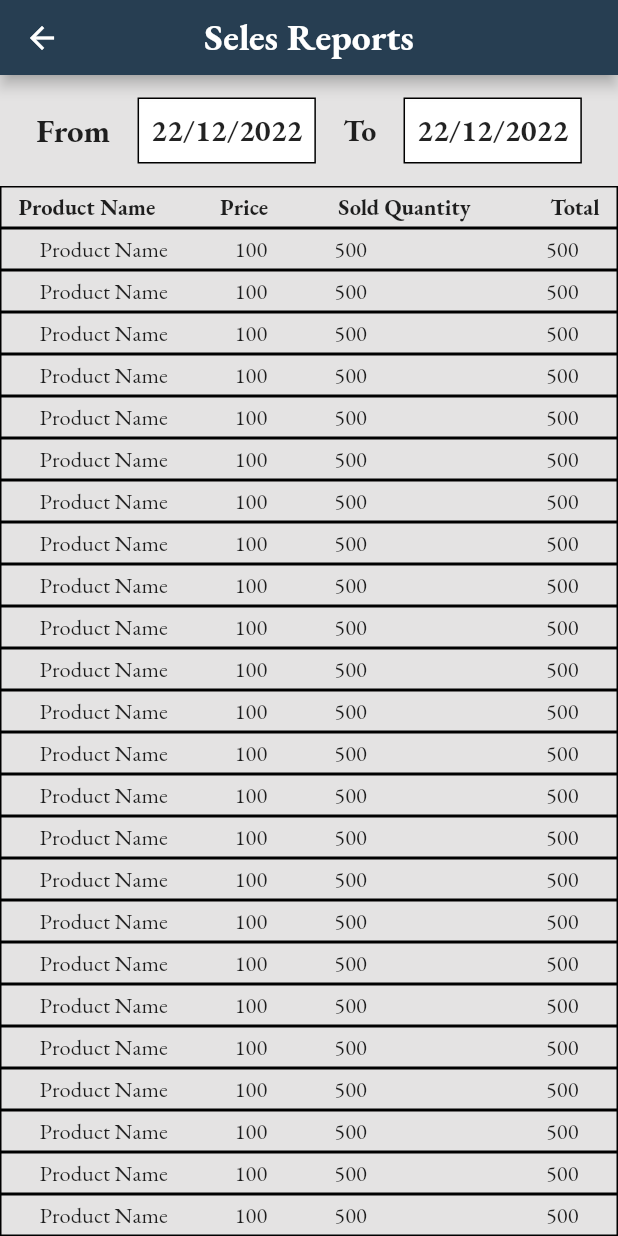
After one commit to Fadwahigga/Mobile-Based-Store-Management-System, a Flutter app: the SelesReportsPage screen opened directly, on a phone screen of 412 x 824 dp. The commit adds this screen. Run offline on Flutter 3.47's test engine with Material 2 defaults, Android fonts, the phone set to English and light mode, and no system bars; our stand-ins replace get, google_fonts; missing offline and left inert: qr_code_scanner.

Commit message:
New Commit

```diff
--- /dev/null
+++ b/lib/screens/Performance Screens/selesReports.dart
@@ -0,0 +1,245 @@
+// ignore_for_file: file_names
+
+import 'package:flutter/material.dart';
+import 'package:google_fonts/google_fonts.dart';
+
+import '../../widgets/appBar.dart';
+
+class SelesReportsPage extends StatefulWidget {
+  const SelesReportsPage({super.key});
+
+  @override
+  State<SelesReportsPage> createState() => _SelesReportsPageState();
+}
+
+class _SelesReportsPageState extends State<SelesReportsPage> {
+  DateTime? _dateTimeFrom = DateTime.now();
+  DateTime? _dateTimeTo = DateTime.now();
+  List productsList = [
+    "Product Name",
+    "Product Name",
+    "Product Name",
+    "Product Name",
+    "Product Name",
+    "Product Name",
+    "Product Name",
+    "Product Name",
+    "Product Name",
+    "Product Name",
+    "Product Name",
+    "Product Name",
+    "Product Name",
+    "Product Name",
+    "Product Name",
+    "Product Name",
+    "Product Name",
+    "Product Name",
+    "Product Name",
+    "Product Name",
+    "Product Name",
+    "Product Name",
+    "Product Name",
+    "Product Name",
+    "Product Name",
+    "Product Name",
+    "Product Name",
+    "Product Name",
+    "Product Name",
+    "Product Name",
+    "Product Name",
+    "Product Name",
+    "Product Name",
+    "Product Name",
+    "Product Name",
+    "Product Name",
+    "Product Name",
+    "Product Name",
+    "Product Name",
+    "Product Name",
+  ];
+  final TextStyle _textStyle = GoogleFonts.ebGaramond(
+      textStyle: const TextStyle(
+    fontSize: 15,
+  ));
+  final TextStyle _textStyle2 = GoogleFonts.ebGaramond(
+      textStyle: const TextStyle(fontSize: 15, fontWeight: FontWeight.bold));
+  @override
+  Widget build(BuildContext context) {
+    return Scaffold(
+      appBar: PreferredSize(
+          preferredSize: const Size.fromHeight(50.0),
+          child: AppBarWidget(appBarTitle: "Seles Reports")),
+      body: Column(
+        children: [
+          Container(
+            color: const Color.fromARGB(255, 228, 227, 227),
+            padding: const EdgeInsets.all(15),
+            child: Row(
+              mainAxisAlignment: MainAxisAlignment.spaceAround,
+              children: [
+                Text(
+                  "From",
+                  style: GoogleFonts.ebGaramond(
+                      textStyle: const TextStyle(
+                          fontSize: 22, fontWeight: FontWeight.bold)),
+                ),
+                GestureDetector(
+                  onTap: () {
+                    showDatePicker(
+                      context: context,
+                      initialDate: DateTime.now(),
+                      firstDate: DateTime(2005),
+                      lastDate: DateTime(2050),
+                      builder: (context, child) {
+                        return Theme(
+                            data: ThemeData(
+                              primarySwatch: Colors.grey,
+                            ),
+                            child: child!);
+                      },
+                    ).then((value) {
+                      setState(() {
+                        _dateTimeFrom = value!;
+                      });
+                    });
+                  },
+                  child: Container(
+                    decoration: BoxDecoration(
+                        color: Colors.white, border: Border.all()),
+                    padding: const EdgeInsets.all(8),
+                    child: Text(
+                      "${_dateTimeFrom!.day.toString()}/${_dateTimeFrom!.month.toString()}/${_dateTimeFrom!.year.toString()}",
+                      style: GoogleFonts.ebGaramond(
+                          textStyle: const TextStyle(
+                              fontSize: 20, fontWeight: FontWeight.bold)),
+                    ),
+                  ),
+                ),
+                Text(
+                  "To",
+                  style: GoogleFonts.ebGaramond(
+                      textStyle: const TextStyle(
+                          fontSize: 20, fontWeight: FontWeight.bold)),
+                ),
+                GestureDetector(
+                  onTap: () {
+                    showDatePicker(
+                      context: context,
+                      initialDate: DateTime.now(),
+                      firstDate: DateTime(2005),
+                      lastDate: DateTime(2050),
+                      builder: (context, child) {
+                        return Theme(
+                            data: ThemeData(
+                              primarySwatch: Colors.grey,
+                            ),
+                            child: child!);
+                      },
+                    ).then((value) {
+                      setState(() {
+                        _dateTimeTo = value!;
+                      });
+                    });
+                  },
+                  child: Container(
+                    decoration: BoxDecoration(
+                        color: Colors.white, border: Border.all()),
+                    padding: const EdgeInsets.all(8),
+                    child: Text(
+                      "${_dateTimeTo!.day.toString()}/${_dateTimeTo!.month.toString()}/${_dateTimeTo!.year.toString()}",
+                      style: GoogleFonts.ebGaramond(
+                          textStyle: const TextStyle(
+                              fontSize: 20, fontWeight: FontWeight.bold)),
+                    ),
+                  ),
+                ),
+              ],
+            ),
+          ),
+          //////////////////////////////////////////////////////////////////////////////////////////////////
+          Container(
+            padding: const EdgeInsets.all(3),
+            decoration: BoxDecoration(
+              border: Border.all(),
+              color: const Color.fromARGB(255, 228, 227, 227),
+            ),
+            child: Row(
+              mainAxisAlignment: MainAxisAlignment.spaceAround,
+              children: [
+                Text(
+                  "Product Name",
+                  style: _textStyle2,
+                ),
+                const SizedBox(
+                  width: 10,
+                ),
+                Text(
+                  "Price",
+                  style: _textStyle2,
+                ),
+                const SizedBox(
+                  width: 10,
+                ),
+                Text(
+                  " Sold Quantity",
+                  style: _textStyle2,
+                ),
+                const SizedBox(
+                  width: 20,
+                ),
+                Text(
+                  "Total",
+                  style: _textStyle2,
+                ),
+              ],
+            ),
+          ),
+          ///////////////////////////////////////////////////////////////////////////////////////////////////
+
+          //////////////////////////////////////////////////////////////////////////////////////////////////
+          Expanded(
+            child: ListView.builder(
+              shrinkWrap: true,
+              itemCount: productsList.length,
+              itemBuilder: (context, index) {
+                return GestureDetector(
+                  child: Container(
+                    padding: const EdgeInsets.all(3),
+                    decoration: const BoxDecoration(
+                        color: Color.fromARGB(255, 228, 227, 227),
+                        border: Border.fromBorderSide(BorderSide())),
+                    child: Row(
+                      mainAxisAlignment: MainAxisAlignment.spaceAround,
+                      children: [
+                        Text(
+                          productsList[index],
+                          style: _textStyle,
+                        ),
+                        Text(
+                          "100",
+                          style: _textStyle,
+                        ),
+                        Text(
+                          "500",
+                          style: _textStyle,
+                        ),
+                        const SizedBox(
+                          width: 30,
+                        ),
+                        Text(
+                          "500",
+                          style: _textStyle,
+                        ),
+                      ],
+                    ),
+                  ),
+                );
+              },
+            ),
+          ),
+          //////////////////////////////////////////////////////////////////////////////////////
+        ],
+      ),
+    );
+  }
+}
--- a/lib/widgets/accountWidget.dart
+++ b/lib/widgets/accountWidget.dart
@@ -13,7 +13,8 @@ class AccountWidget extends StatelessWidget {
   @override
   Widget build(BuildContext context) {
     return Container(
-      width: MediaQuery.of(context).size.width / 2.5,
+      width: 150,
+      height: 150,
       padding: const EdgeInsets.all(25),
       decoration: BoxDecoration(
           color: const Color.fromARGB(255, 228, 227, 227),
```
Also changed, not shown: lib/screens/Suppliers Screens/suppliersList.dart (+12 -1 lines), lib/screens/performance.dart (+10 -0 lines), lib/widgets/paymentBillPopUp.dart (+6 -1 lines), lib/widgets/paymentMakeSellPopUp.dart (+6 -1 lines), lib/widgets/productInformationPopUp.dart (+6 -1 lines), lib/widgets/suppliersBillsPopUp.dart (added, +240 -0 lines).
